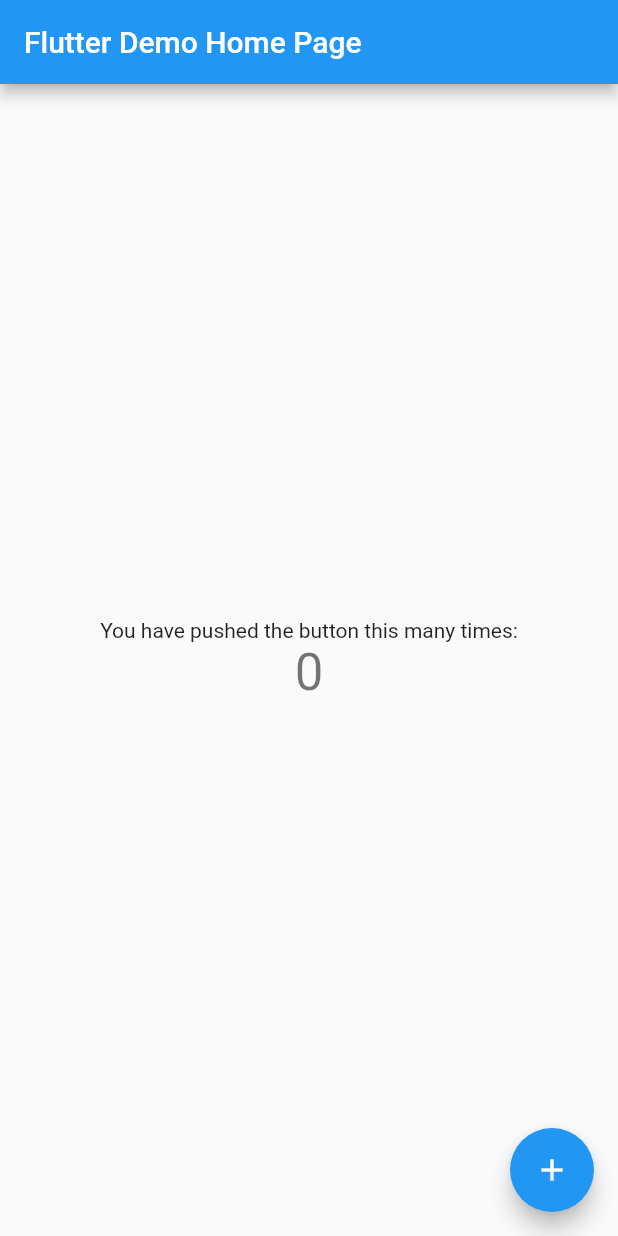
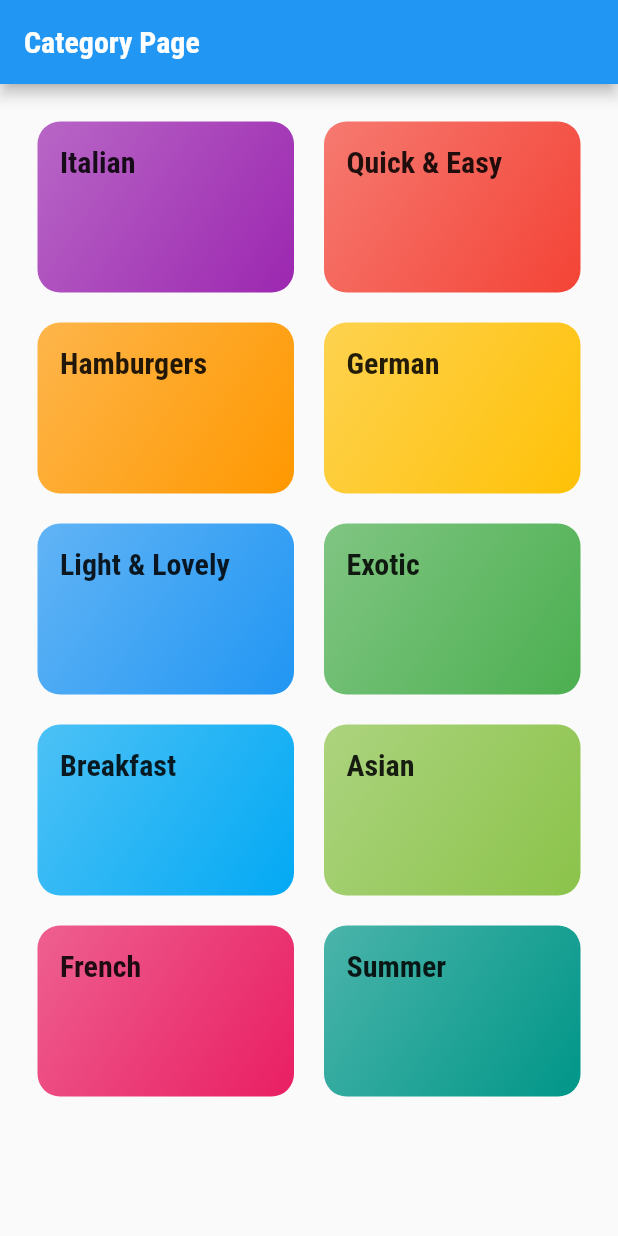
Before and after one commit to levint55/meals_app, a Flutter app: the screen it shows after launch, on a phone screen of 412 x 824 dp. Run offline on Flutter 3.47's test engine with Material 2 defaults, Android fonts, the phone set to English and light mode, and no system bars.

Commit message:
course 165

```diff
--- /dev/null
+++ b/lib/category_page.dart
@@ -0,0 +1,34 @@
+import 'package:flutter/material.dart';
+import 'package:meals_app/dummy_data.dart';
+import 'package:meals_app/widgets/category_item.dart';
+
+class CategoryPage extends StatelessWidget {
+  const CategoryPage({Key? key}) : super(key: key);
+
+  @override
+  Widget build(BuildContext context) {
+    return Scaffold(
+      appBar: AppBar(
+        title: const Text(
+          'Category Page',
+        ),
+      ),
+      body: GridView(
+        padding: const EdgeInsets.all(25),
+        children: DUMMY_CATEGORIES
+            .map((e) => CategoryItem(
+                  id: e.id,
+                  title: e.title,
+                  color: e.color,
+                ))
+            .toList(),
+        gridDelegate: const SliverGridDelegateWithMaxCrossAxisExtent(
+          maxCrossAxisExtent: 200,
+          childAspectRatio: 1.5,
+          crossAxisSpacing: 20,
+          mainAxisSpacing: 20,
+        ),
+      ),
+    );
+  }
+}
--- /dev/null
+++ b/lib/dummy_data.dart
@@ -0,0 +1,56 @@
+import 'package:flutter/material.dart';
+
+import './models/category.dart';
+
+const DUMMY_CATEGORIES = [
+  Category(
+    id: 'c1',
+    title: 'Italian',
+    color: Colors.purple,
+  ),
+  Category(
+    id: 'c2',
+    title: 'Quick & Easy',
+    color: Colors.red,
+  ),
+  Category(
+    id: 'c3',
+    title: 'Hamburgers',
+    color: Colors.orange,
+  ),
+  Category(
+    id: 'c4',
+    title: 'German',
+    color: Colors.amber,
+  ),
+  Category(
+    id: 'c5',
+    title: 'Light & Lovely',
+    color: Colors.blue,
+  ),
+  Category(
+    id: 'c6',
+    title: 'Exotic',
+    color: Colors.green,
+  ),
+  Category(
+    id: 'c7',
+    title: 'Breakfast',
+    color: Colors.lightBlue,
+  ),
+  Category(
+    id: 'c8',
+    title: 'Asian',
+    color: Colors.lightGreen,
+  ),
+  Category(
+    id: 'c9',
+    title: 'French',
+    color: Colors.pink,
+  ),
+  Category(
+    id: 'c10',
+    title: 'Summer',
+    color: Colors.teal,
+  ),
+];
--- a/lib/main.dart
+++ b/lib/main.dart
@@ -1,4 +1,6 @@
 import 'package:flutter/material.dart';
+import 'package:meals_app/category_page.dart';
+import 'package:meals_app/meals_page.dart';
 
 void main() {
   runApp(const MyApp());
@@ -7,109 +9,29 @@ void main() {
 class MyApp extends StatelessWidget {
   const MyApp({Key? key}) : super(key: key);
 
-  // This widget is the root of your application.
   @override
   Widget build(BuildContext context) {
     return MaterialApp(
-      title: 'Flutter Demo',
+      title: 'Meals App',
       theme: ThemeData(
-        // This is the theme of your application.
-        //
-        // Try running your application with "flutter run". You'll see the
-        // application has a blue toolbar. Then, without quitting the app, try
-        // changing the primarySwatch below to Colors.green and then invoke
-        // "hot reload" (press "r" in the console where you ran "flutter run",
-        // or simply save your changes to "hot reload" in a Flutter IDE).
-        // Notice that the counter didn't reset back to zero; the application
-        // is not restarted.
         primarySwatch: Colors.blue,
+        fontFamily: 'Raleway',
+        textTheme: ThemeData.light().textTheme.copyWith(
+              bodyText1: const TextStyle(
+                color: Color.fromRGBO(20, 51, 51, 1),
+              ),
+              bodyText2: const TextStyle(
+                color: Color.fromRGBO(20, 51, 51, 1),
+              ),
+              headline6: const TextStyle(
+                fontSize: 20,
+                fontWeight: FontWeight.bold,
+                fontFamily: 'RobotoCondensed',
+              ),
+            ),
       ),
-      home: const MyHomePage(title: 'Flutter Demo Home Page'),
+      home: const CategoryPage(),
+      routes: {'/meals': (context) => MealsPage()},
     );
   }
 }
-
-class MyHomePage extends StatefulWidget {
-  const MyHomePage({Key? key, required this.title}) : super(key: key);
-
-  // This widget is the home page of your application. It is stateful, meaning
-  // that it has a State object (defined below) that contains fields that affect
-  // how it looks.
-
-  // This class is the configuration for the state. It holds the values (in this
-  // case the title) provided by the parent (in this case the App widget) and
-  // used by the build method of the State. Fields in a Widget subclass are
-  // always marked "final".
-
-  final String title;
-
-  @override
-  State<MyHomePage> createState() => _MyHomePageState();
-}
-
-class _MyHomePageState extends State<MyHomePage> {
-  int _counter = 0;
-
-  void _incrementCounter() {
-    setState(() {
-      // This call to setState tells the Flutter framework that something has
-      // changed in this State, which causes it to rerun the build method below
-      // so that the display can reflect the updated values. If we changed
-      // _counter without calling setState(), then the build method would not be
-      // called again, and so nothing would appear to happen.
-      _counter++;
-    });
-  }
-
-  @override
-  Widget build(BuildContext context) {
-    // This method is rerun every time setState is called, for instance as done
-    // by the _incrementCounter method above.
-    //
-    // The Flutter framework has been optimized to make rerunning build methods
-    // fast, so that you can just rebuild anything that needs updating rather
-    // than having to individually change instances of widgets.
-    return Scaffold(
-      appBar: AppBar(
-        // Here we take the value from the MyHomePage object that was created by
-        // the App.build method, and use it to set our appbar title.
-        title: Text(widget.title),
-      ),
-      body: Center(
-        // Center is a layout widget. It takes a single child and positions it
-        // in the middle of the parent.
-        child: Column(
-          // Column is also a layout widget. It takes a list of children and
-          // arranges them vertically. By default, it sizes itself to fit its
-          // children horizontally, and tries to be as tall as its parent.
-          //
-          // Invoke "debug painting" (press "p" in the console, choose the
-          // "Toggle Debug Paint" action from the Flutter Inspector in Android
-          // Studio, or the "Toggle Debug Paint" command in Visual Studio Code)
-          // to see the wireframe for each widget.
-          //
-          // Column has various properties to control how it sizes itself and
-          // how it positions its children. Here we use mainAxisAlignment to
-          // center the children vertically; the main axis here is the vertical
-          // axis because Columns are vertical (the cross axis would be
-          // horizontal).
-          mainAxisAlignment: MainAxisAlignment.center,
-          children: <Widget>[
-            const Text(
-              'You have pushed the button this many times:',
-            ),
-            Text(
-              '$_counter',
-              style: Theme.of(context).textTheme.headline4,
-            ),
-          ],
-        ),
-      ),
-      floatingActionButton: FloatingActionButton(
-        onPressed: _incrementCounter,
-        tooltip: 'Increment',
-        child: const Icon(Icons.add),
-      ), // This trailing comma makes auto-formatting nicer for build methods.
-    );
-  }
-}
--- /dev/null
+++ b/lib/meals_page.dart
@@ -0,0 +1,23 @@
+import 'package:flutter/material.dart';
+
+class MealsPage extends StatelessWidget {
+  @override
+  Widget build(BuildContext context) {
+    final Map<String, String> routeArgs =
+        ModalRoute.of(context)?.settings.arguments as Map<String, String>;
+
+    final String? title = routeArgs['title'];
+    final String? id = routeArgs['id'];
+
+    return Scaffold(
+      appBar: AppBar(
+        title: Text(title!),
+      ),
+      body: Center(
+        child: Text(
+          id!,
+        ),
+      ),
+    );
+  }
+}
--- /dev/null
+++ b/lib/models/category.dart
@@ -0,0 +1,13 @@
+import 'package:flutter/material.dart';
+
+class Category {
+  final String id;
+  final String title;
+  final Color color;
+
+  const Category({
+    required this.id,
+    required this.title,
+    this.color = Colors.orange,
+  });
+}
--- /dev/null
+++ b/lib/widgets/category_item.dart
@@ -0,0 +1,45 @@
+import 'package:flutter/material.dart';
+import 'package:meals_app/meals_page.dart';
+
+class CategoryItem extends StatelessWidget {
+  final String id;
+  final String title;
+  final Color color;
+
+  const CategoryItem(
+      {Key? key, required this.title, required this.color, required this.id})
+      : super(key: key);
+
+  void selectCategory(BuildContext context) {
+    Navigator.of(context)
+        .pushNamed('/meals', arguments: {'id': id, 'title': title});
+  }
+
+  @override
+  Widget build(BuildContext context) {
+    return InkWell(
+      onTap: () => selectCategory(context),
+      splashColor: Theme.of(context).primaryColor,
+      borderRadius: BorderRadius.circular(15),
+      child: Container(
+        padding: const EdgeInsets.all(15),
+        child: Text(
+          title,
+          style: Theme.of(context).textTheme.headline6,
+        ),
+        decoration: BoxDecoration(
+          gradient: LinearGradient(
+            colors: [
+              color.withOpacity(0.7),
+              color,
+            ],
+            begin: Alignment.topLeft,
+            end: Alignment.bottomRight,
+          ),
+          color: color,
+          borderRadius: BorderRadius.circular(15),
+        ),
+      ),
+    );
+  }
+}
```
Also changed, not shown: pubspec.yaml (+22 -11 lines), assets/fonts/Raleway-Black.ttf (added), assets/fonts/Raleway-Bold.ttf (added), assets/fonts/Raleway-Regular.ttf (added), assets/fonts/RobotoCondensed-Bold.ttf (added), assets/fonts/RobotoCondensed-Italic.ttf (added), assets/fonts/RobotoCondensed-Light.ttf (added), assets/fonts/RobotoCondensed-Regular.ttf (added).
